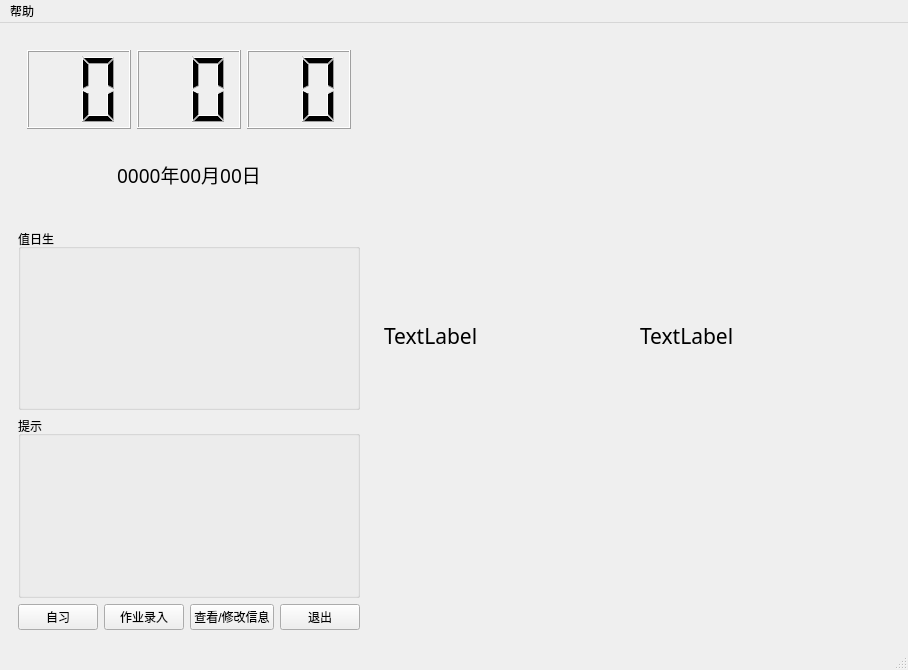
Before: the Qt Designer form 2.0/Class-Managing-System/mainwindow.ui in ALongTail/Class-Managing-System, drawn with Qt 5.
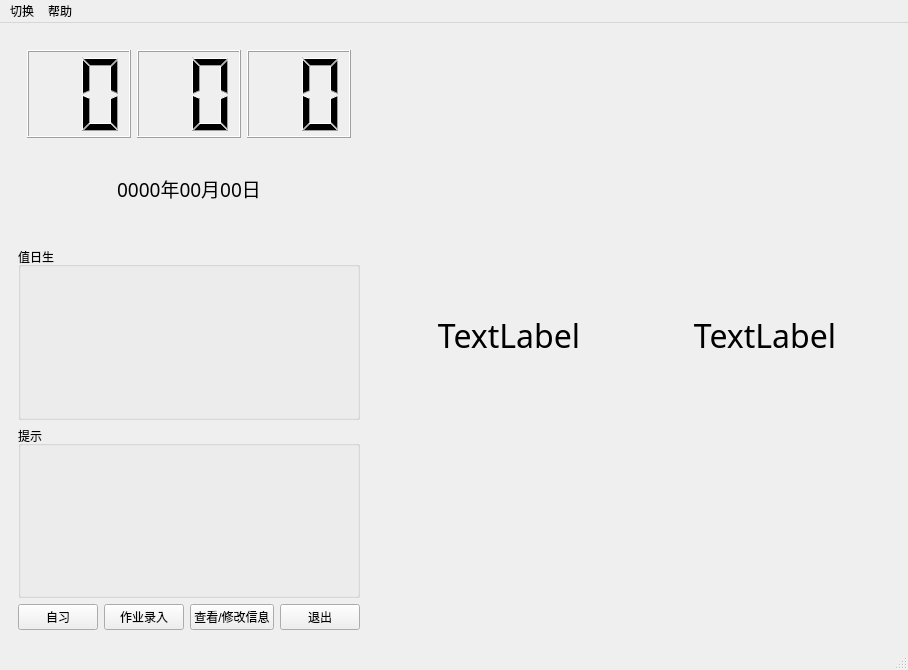
After: the same form once the commit is applied.

What changed in the file:
```diff
--- a/2.0/Class-Managing-System/mainwindow.ui
+++ b/2.0/Class-Managing-System/mainwindow.ui
@@ -99,6 +99,12 @@
        </item>
        <item row="0" column="0" colspan="4">
         <widget class="QWidget" name="widget_5" native="true">
+         <property name="minimumSize">
+          <size>
+           <width>0</width>
+           <height>200</height>
+          </size>
+         </property>
          <layout class="QGridLayout" name="gridLayout_5">
           <item row="0" column="0">
            <widget class="QLCDNumber" name="TimeClock_Hour">
@@ -164,12 +170,15 @@
          <property name="font">
           <font>
            <family>Bahnschrift Light</family>
-           <pointsize>16</pointsize>
+           <pointsize>24</pointsize>
           </font>
          </property>
          <property name="text">
           <string>TextLabel</string>
          </property>
+         <property name="alignment">
+          <set>Qt::AlignCenter</set>
+         </property>
          <property name="wordWrap">
           <bool>true</bool>
          </property>
@@ -180,12 +189,15 @@
          <property name="font">
           <font>
            <family>Bahnschrift Light</family>
-           <pointsize>16</pointsize>
+           <pointsize>24</pointsize>
           </font>
          </property>
          <property name="text">
           <string>TextLabel</string>
          </property>
+         <property name="alignment">
+          <set>Qt::AlignCenter</set>
+         </property>
          <property name="wordWrap">
           <bool>true</bool>
          </property>
@@ -212,6 +224,12 @@
     <addaction name="action"/>
     <addaction name="action_2"/>
    </widget>
+   <widget class="QMenu" name="menu_2">
+    <property name="title">
+     <string>切换</string>
+    </property>
+   </widget>
+   <addaction name="menu_2"/>
    <addaction name="menu"/>
   </widget>
   <widget class="QStatusBar" name="statusbar"/>
```
